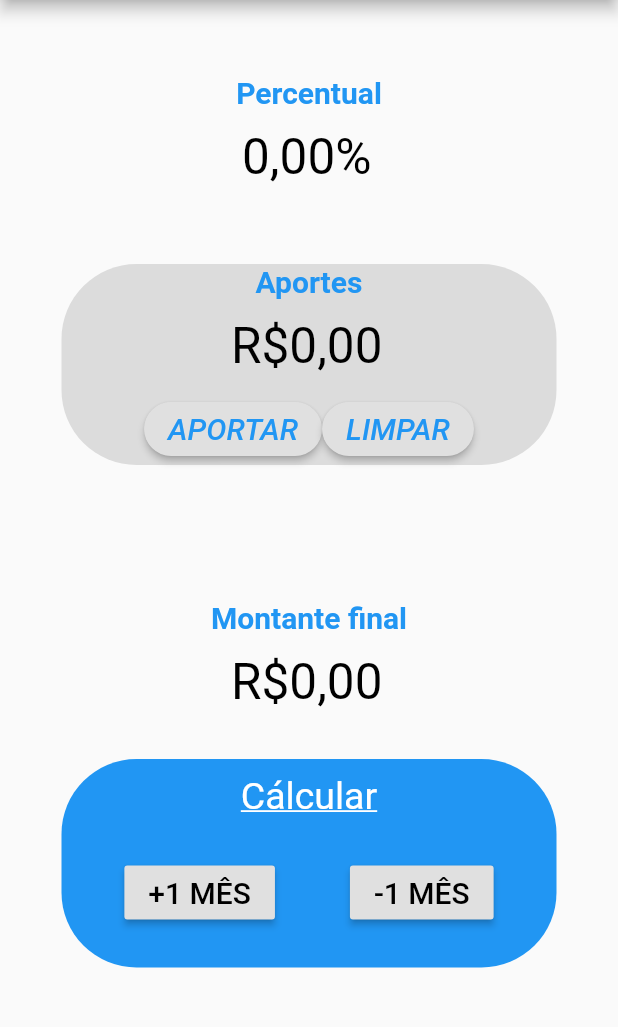
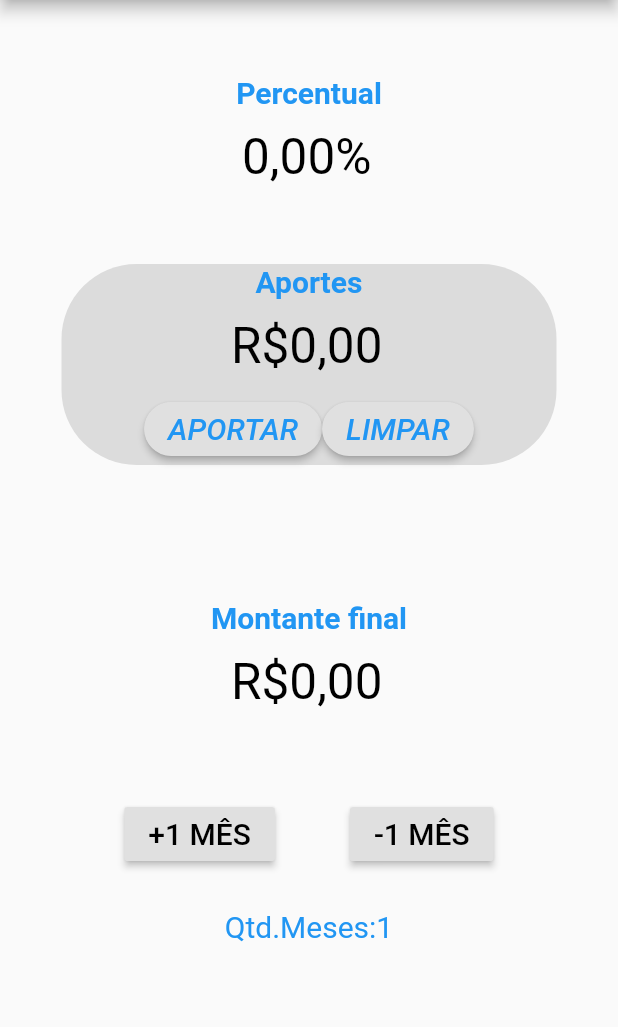
Before and after one commit to silvioagnello/Calcula_Juros, a Flutter app: the screen it shows after launch, after a tap on "+1 MÊS", on a phone screen of 412 x 824 dp, the part 84-1111 px from its top. Run offline on Flutter 3.47's test engine with Material 2 defaults, Android fonts, the phone set to English and light mode, and no system bars; our stand-ins replace flutter_masked_text.

Commit message:
with calc plus

```diff
--- a/lib/bloc/atualiza_bloc.dart
+++ b/lib/bloc/atualiza_bloc.dart
@@ -3,8 +3,8 @@ import 'dart:async';
 import 'package:flutter_masked_text/flutter_masked_text.dart';
 
 class AtualizaBloc {
-  // MoneyMaskedTextController montante =
-  //     MoneyMaskedTextController(leftSymbol: 'R\$ ');
+  MoneyMaskedTextController montante =
+      MoneyMaskedTextController(leftSymbol: 'R\$ ');
   // MoneyMaskedTextController valController2 =
   //     MoneyMaskedTextController(leftSymbol: 'R\$ ');
   // MoneyMaskedTextController valController =
@@ -12,12 +12,15 @@ class AtualizaBloc {
 
   double valMontante;
   double valMontante0;
+  double valMontante1;
   double valAporte;
+  double valPercent;
+  int numMes;
   // var valController = MoneyMaskedTextController(leftSymbol: 'R\$ ');
 
   // AtualizaBloc(this.valController, this.valController2, this.montante);
 
-  final StreamController _streamController = StreamController();
+  final StreamController _streamController = StreamController.broadcast();
   Sink get input => _streamController.sink;
   Stream get output => _streamController.stream;
 
@@ -40,6 +43,15 @@ class AtualizaBloc {
     montante.updateValue(valMontante);
   }
 
+  calculaMontante(perController, valMontante) {
+    valMontante0 = valMontante.numberValue;
+    valPercent = perController.numberValue;
+    valMontante1 = (valMontante0 * ((100 + valPercent) / 100));
+    // valMontante1 = valMontante0 + valMontante1;
+    valMontante.updateValue(valMontante1);
+    input.add(montante);
+  }
+
   atualizaMontante(
       valController, valController2, MoneyMaskedTextController montante) {
     valAporte = valController2.numberValue;
--- a/lib/pages/home.dart
+++ b/lib/pages/home.dart
@@ -1,6 +1,6 @@
 import 'package:calcula_juros/bloc/atualiza_bloc.dart';
 import 'package:calcula_juros/widgets/Percent.dart';
-import 'package:calcula_juros/widgets/calcula.dart';
+// import 'package:calcula_juros/widgets/calcula.dart';
 import 'package:calcula_juros/widgets/montante.dart';
 import 'package:flutter/material.dart';
 import 'package:flutter_masked_text/flutter_masked_text.dart';
@@ -11,13 +11,28 @@ class Home extends StatefulWidget {
 }
 
 class _HomeState extends State<Home> {
+  int numMes = 0;
   var perController = MoneyMaskedTextController(rightSymbol: '%');
   MoneyMaskedTextController valMontante =
+      MoneyMaskedTextController(leftSymbol: 'R\$');
+  MoneyMaskedTextController valController =
       MoneyMaskedTextController(leftSymbol: 'R\$');
   MoneyMaskedTextController valController2 =
       MoneyMaskedTextController(leftSymbol: 'R\$');
   MoneyMaskedTextController valorIncluded =
       MoneyMaskedTextController(leftSymbol: 'R\$');
+
+void somaMes() {
+  setState(() {
+  numMes+= 1;
+  });
+}
+
+void limpaMes() {
+  setState(() {
+    numMes = 0;
+  });
+}
 
   AtualizaBloc atualizaBloc = AtualizaBloc();
 
@@ -31,8 +46,9 @@ class _HomeState extends State<Home> {
             IconButton(
                 icon: Icon(Icons.refresh),
                 onPressed: () {
-                  atualizaBloc.resetAllValues(perController,
-                      valMontante, valController2, valorIncluded);
+                  limpaMes();
+                  atualizaBloc.resetAllValues(perController, valMontante,
+                      valController2, valorIncluded);
                 })
           ]),
       body: SingleChildScrollView(
@@ -112,9 +128,31 @@ class _HomeState extends State<Home> {
                 return MontanteWidget(valController: valMontante);
               }),
           SizedBox(height: 20),
-          CalculaWidget(),
-          SizedBox(height: 20),
-
+          // CalculaWidget(),
+          Row(
+            mainAxisAlignment: MainAxisAlignment.center,
+            children: <Widget>[
+              RaisedButton(
+                  onPressed: () {
+                    somaMes();
+                    atualizaBloc.calculaMontante(perController, valMontante);
+                    atualizaBloc.atualizaMontante(
+                        valMontante, valController2, valorIncluded);
+                  },
+                  child: Text("+1 MÊS",
+                      style: TextStyle(color: Colors.black, fontSize: 20))),
+              SizedBox(width: 50),
+              RaisedButton(
+                  onPressed: () {},
+                  child: Text("-1 MÊS",
+                      style: TextStyle(color: Colors.black, fontSize: 20))),
+              SizedBox(
+                height: 100,
+              )
+            ],
+          ),
+          // SizedBox(height: 20),
+          Text("Qtd.Meses:$numMes", style: TextStyle(color: Colors.blue, fontSize: 20)),
         ],
       )),
     );
--- a/lib/widgets/Percent.dart
+++ b/lib/widgets/Percent.dart
@@ -1,4 +1,3 @@
-
 import 'package:flutter/material.dart';
 import 'package:flutter_masked_text/flutter_masked_text.dart';
 
--- a/lib/widgets/calcula.dart
+++ b/lib/widgets/calcula.dart
@@ -1,8 +1,16 @@
 
+import 'package:calcula_juros/bloc/atualiza_bloc.dart';
 import 'package:flutter/material.dart';
+import 'package:flutter_masked_text/flutter_masked_text.dart';
 
 class CalculaWidget extends StatelessWidget {
+  MoneyMaskedTextController valMontante;
+  MoneyMaskedTextController perController;
 
+
+  AtualizaBloc atualizaBloc = AtualizaBloc();
+
+  // CalculaWidget({MoneyMaskedTextController valMontante});   //this.perController,
 
   @override
   Widget build(BuildContext context) {
@@ -24,7 +32,9 @@ class CalculaWidget extends StatelessWidget {
             mainAxisAlignment: MainAxisAlignment.center,
             children: <Widget>[
               RaisedButton(
-                  onPressed: () {},
+                  onPressed: () {
+                    // atualizaBloc.calculaMontante();
+                  },
                   child: Text("+1 MÊS",
                       style: TextStyle(color: Colors.black, fontSize: 20))),
               SizedBox(width: 50),
```
